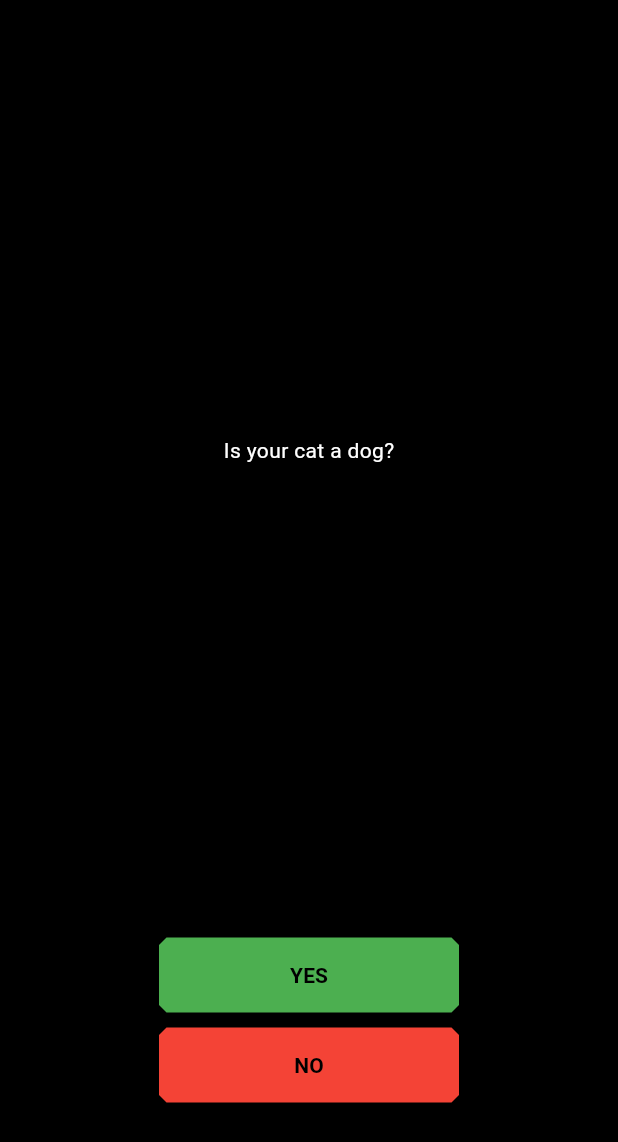
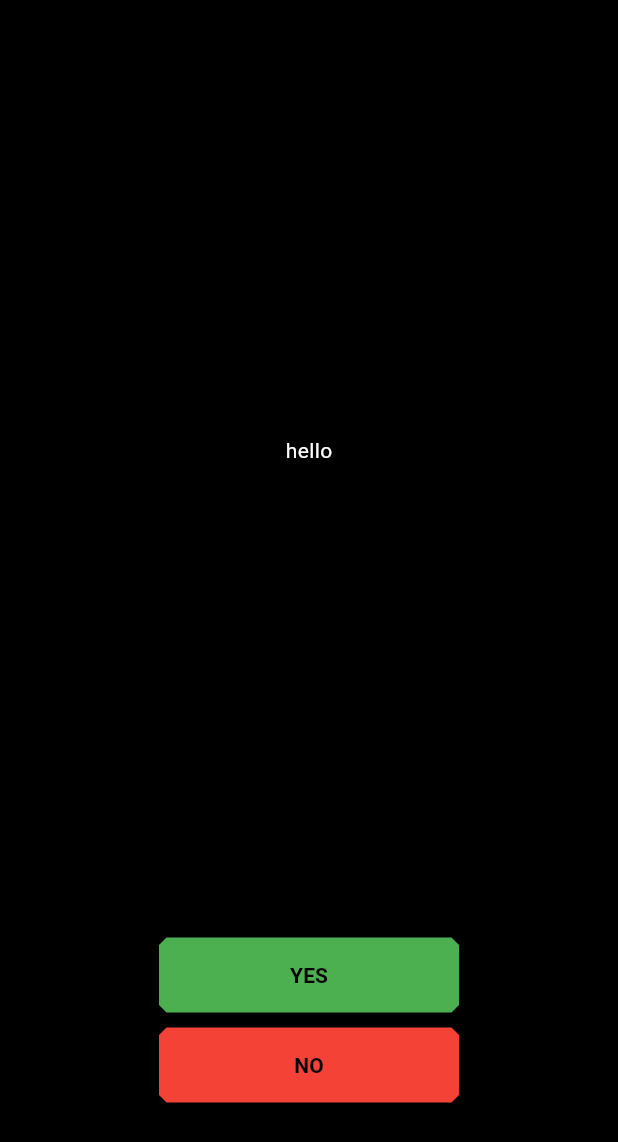
Before and after one commit to Aswgt999/quiz_App, a Flutter app: the screen it shows after launch, on a phone screen of 412 x 824 dp. Shown: the top 1142 px of the screen. Run offline on Flutter 3.47's test engine with Material 3 defaults, Android fonts, the phone set to English and light mode, and no system bars.

Commit message:
Update questions.dart

```diff
--- a/lib/questions.dart
+++ b/lib/questions.dart
@@ -25,7 +25,7 @@ class _QuestionState extends State<Question> {
               alignment: Alignment.center,
               decoration: const BoxDecoration(color: Colors.black),
               child: const Text(
-                'Is your cat a dog?',
+                'hello',
                 style: TextStyle(color: Colors.white),
               ),
             ),
```
